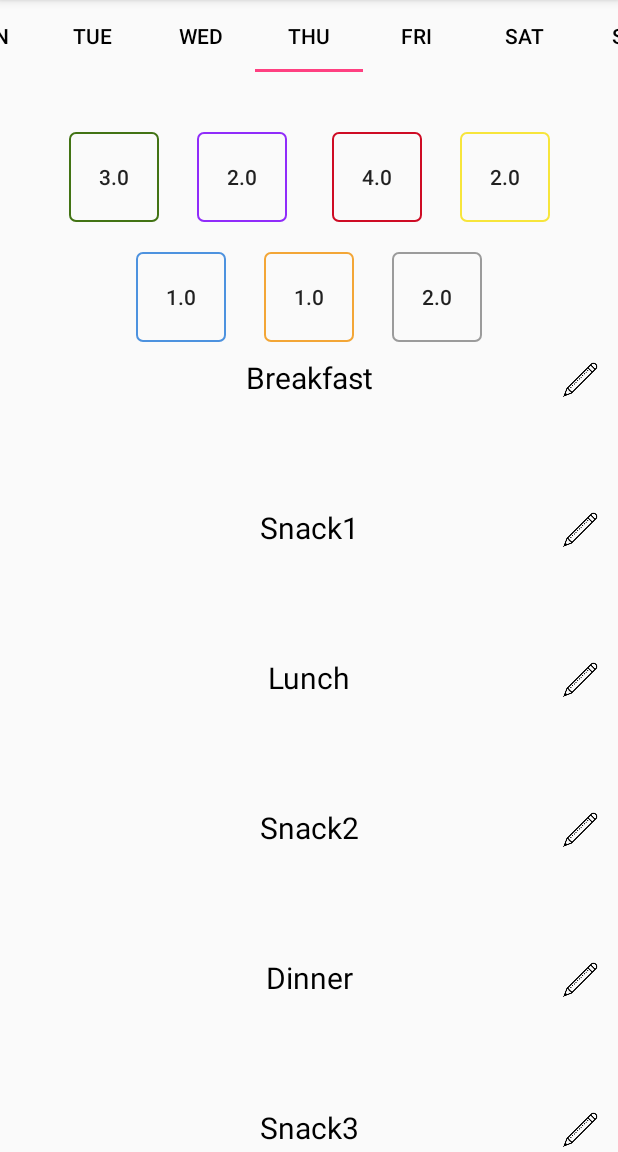
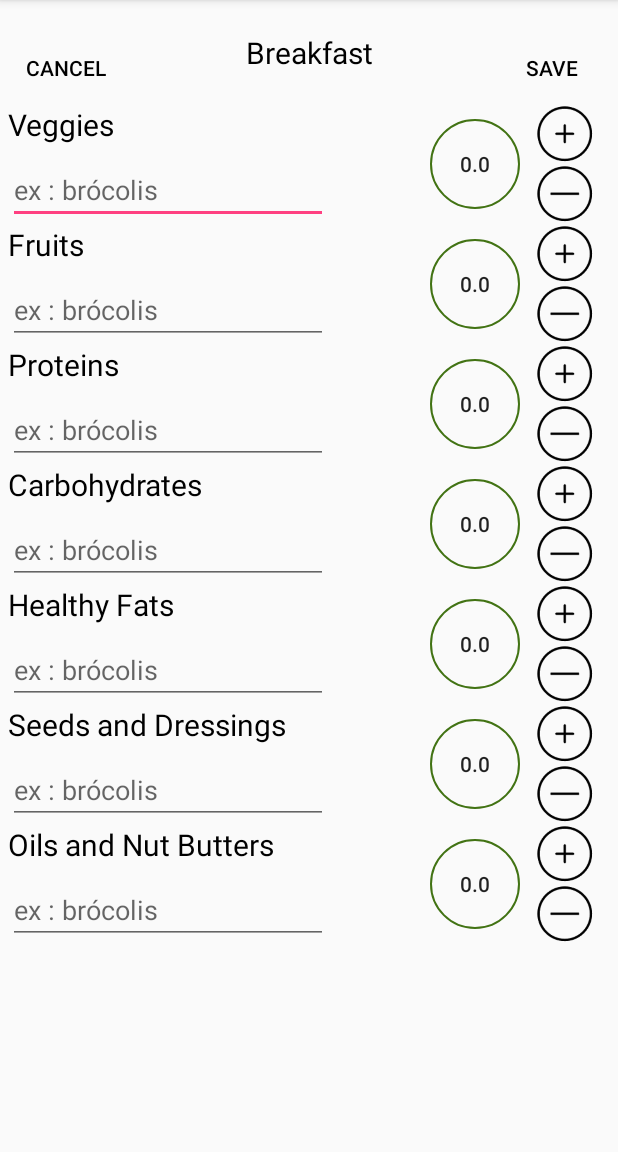
Before and after one commit to Gesuato/ProjectMealPrepAndroid, an Android app: the screen it shows after launch (MainActivity before the commit, DetailMealPortionActivity after it), after a tap on an icon or button, on a phone screen of 412 x 824 dp, the part 84-1236 px from its top. Run offline under Robolectric (Android 15) with nearby library versions, the light colour scheme and no system bars.

Commit message:
CreatingFunctionsSetValuesInListPortions

```diff
--- a/app/src/main/java/com/cryptog/projectmealprepandroid/data/model/DailyMealPlan.kt
+++ b/app/src/main/java/com/cryptog/projectmealprepandroid/data/model/DailyMealPlan.kt
@@ -32,6 +32,7 @@
 
         for (index in 0..5) {
             val meal = Meal()
+            meal.id = index
             meal.nameId = titlesOfMeals[index]
             meals!!.add(meal)
         }
--- a/app/src/main/java/com/cryptog/projectmealprepandroid/data/model/Meal.kt
+++ b/app/src/main/java/com/cryptog/projectmealprepandroid/data/model/Meal.kt
@@ -3,7 +3,8 @@ package com.cryptog.projectmealprepandroid.data.model
 import com.cryptog.projectmealprepandroid.R
 import java.io.Serializable
 
-class Meal() : Serializable{
+class Meal : Serializable{
+    var id: Int = 0
     var nameId: Int = 0
     var nutriments = ArrayList<Nutriment>()
 
--- a/app/src/main/java/com/cryptog/projectmealprepandroid/ui/DayFragment.kt
+++ b/app/src/main/java/com/cryptog/projectmealprepandroid/ui/DayFragment.kt
@@ -1,6 +1,8 @@
 package com.cryptog.projectmealprepandroid.ui
 
 
+import android.app.Activity
+import android.content.Intent
 import android.os.Bundle
 import android.support.v4.app.Fragment
 import android.support.v7.widget.LinearLayoutManager
@@ -30,6 +32,8 @@ class DayFragment : Fragment() {
 
     companion object {
         private const val ARG_CAUGHT = "DayFragment"
+        val REQUEST_INSERT = 0
+        val EXTRA_MEAL = "CURRENT_MEAL"
 
         fun newInstance(dailyMealPlan: DailyMealPlan): DayFragment {
             val args = Bundle()
@@ -54,15 +58,15 @@ class DayFragment : Fragment() {
         recyclerView.layoutManager = layoutManager
         mealListAdapter.update(currentDailyMealPlan)
         recyclerView.adapter = mealListAdapter
+
         dailyPortionView.setValuesInPortionList(currentDailyMealPlan)
-
-        mealListAdapter.setOnCustomItemClickListener(object : CustomOnClickListener{
+        mealListAdapter.setOnCustomItemClickListener(object : CustomOnClickListener {
             override fun onCustomItemClickListener(meal: Meal) {
-                val bundle : Bundle
-
+                val intent = Intent(context, DetailMealPortionActivity::class.java)
+                intent.putExtra(EXTRA_MEAL, meal)
+                startActivityForResult(intent, REQUEST_INSERT)
             }
         })
-
         return rootView
     }
 
@@ -72,4 +76,19 @@ class DayFragment : Fragment() {
         mealListAdapter.update(currentDailyMealPlan)
         dailyPortionView.setValuesInPortionList(currentDailyMealPlan)
     }
+
+    override fun onActivityResult(requestCode: Int, resultCode: Int, data: Intent?) {
+        super.onActivityResult(requestCode, resultCode, data)
+
+        if (requestCode == REQUEST_INSERT && resultCode == Activity.RESULT_OK) {
+            val meal = data?.getSerializableExtra(EXTRA_MEAL) as Meal
+            val index = meal.id
+            Log.d("Index",index.toString())
+            if (meal != null) {
+                currentDailyMealPlan.meals[index] = meal
+                mealListAdapter.updateItemChanged(currentDailyMealPlan,index)
+//                recyclerView.adapter = mealListAdapter
+            }
+        }
+    }
 }
--- a/app/src/main/java/com/cryptog/projectmealprepandroid/ui/DetailMealPortionActivity.kt
+++ b/app/src/main/java/com/cryptog/projectmealprepandroid/ui/DetailMealPortionActivity.kt
@@ -1,27 +1,42 @@
 package com.cryptog.projectmealprepandroid.ui
 
+import android.app.Activity
+import android.content.Intent
 import android.os.Bundle
 import android.support.v7.app.AppCompatActivity
 import android.support.v7.widget.LinearLayoutManager
-import android.view.View
+import android.util.Log
 import com.cryptog.projectmealprepandroid.R
+import com.cryptog.projectmealprepandroid.data.model.Meal
 import com.cryptog.projectmealprepandroid.ui.adapters.MealDetailAdapter
 import kotlinx.android.synthetic.main.activity_detail_meal_portion.*
 
 class DetailMealPortionActivity : AppCompatActivity() {
 
+    private lateinit var currentMeal: Meal
+    private var metalDetailAdapter = MealDetailAdapter()
+
     override fun onCreate(savedInstanceState: Bundle?) {
         super.onCreate(savedInstanceState)
         setContentView(R.layout.activity_detail_meal_portion)
 
+        currentMeal = intent.getSerializableExtra(DayFragment.EXTRA_MEAL) as Meal
+        Log.d("MealDetail", resources.getText(currentMeal.nameId).toString())
+
         val layoutManager = LinearLayoutManager(this)
         recycleViewDetailId.layoutManager = layoutManager
-        recycleViewDetailId.adapter = MealDetailAdapter()
+        metalDetailAdapter.update(currentMeal)
+        recycleViewDetailId.adapter = metalDetailAdapter
 
-        btnCancel.setOnClickListener(object : View.OnClickListener {
-            override fun onClick(p0: View?) {
-                finish()
-            }
-        })
+
+        btnCancel.setOnClickListener {
+            finish()
+        }
+        btnSave.setOnClickListener {
+            val intent = Intent()
+            intent.putExtra(DayFragment.EXTRA_MEAL, currentMeal)
+            setResult(Activity.RESULT_OK,intent)
+            finish()
+        }
     }
 }
--- a/app/src/main/java/com/cryptog/projectmealprepandroid/ui/MealPortionView.kt
+++ b/app/src/main/java/com/cryptog/projectmealprepandroid/ui/MealPortionView.kt
@@ -2,14 +2,29 @@ package com.cryptog.projectmealprepandroid.ui
 
 import android.content.Context
 import android.util.AttributeSet
+import android.util.Log
 import android.view.View
+import android.widget.Button
 import android.widget.LinearLayout
 import com.cryptog.projectmealprepandroid.R
+import com.cryptog.projectmealprepandroid.data.model.Meal
 
 class MealPortionView(context: Context, attributeSet: AttributeSet) :
     LinearLayout(context, attributeSet) {
 
+    private var btnVege: Button
+
     init {
-        View.inflate(context, R.layout.meal_portion_view,this)
+        View.inflate(context, R.layout.meal_portion_view, this)
+        btnVege = findViewById(R.id.nutrimentVegetable)
+    }
+
+    fun setValue(meal: Meal) {
+        btnVege.visibility = View.GONE
+        if (meal.nutriments[0].quantity > 0) {
+            btnVege.visibility = View.VISIBLE
+            btnVege.text = meal.nutriments[0].quantity.toString()
+            Log.d("Teste","teste")
+        }
     }
 }
--- a/app/src/main/java/com/cryptog/projectmealprepandroid/ui/adapters/MealDetailAdapter.kt
+++ b/app/src/main/java/com/cryptog/projectmealprepandroid/ui/adapters/MealDetailAdapter.kt
@@ -1,17 +1,30 @@
 package com.cryptog.projectmealprepandroid.ui.adapters
 
+import android.content.res.Resources
 import android.support.v7.widget.RecyclerView
 import android.view.LayoutInflater
 import android.view.View
 import android.view.ViewGroup
+import android.widget.Button
+import android.widget.TextView
 import com.cryptog.projectmealprepandroid.R
+import com.cryptog.projectmealprepandroid.data.model.Meal
 
 class MealDetailAdapter : RecyclerView.Adapter<MealDetailAdapter.MealDetailHolder>() {
 
+    private lateinit var currentMeal: Meal
+    private lateinit var resources : Resources
+
+    fun update(currentMeal: Meal){
+        this.currentMeal = currentMeal
+        notifyDataSetChanged()
+    }
     override fun onCreateViewHolder(viewGroup: ViewGroup, p1: Int): MealDetailHolder {
         val layoutInflater = LayoutInflater.from(viewGroup.context)
         val itemView = layoutInflater.inflate(R.layout.meal_detail_view_holder, viewGroup, false)
         val viewGroup = MealDetailHolder(itemView)
+
+        resources = layoutInflater.context.resources
 
         return viewGroup
     }
@@ -20,12 +33,35 @@ class MealDetailAdapter : RecyclerView.Adapter<MealDetailAdapter.MealDetailHolde
         return 7
     }
 
-    override fun onBindViewHolder(p0: MealDetailHolder, p1: Int) {
-        TODO("not implemented") //To change body of created functions use File | Settings | File Templates.
+    override fun onBindViewHolder(holder: MealDetailHolder, position: Int) {
+
+        var currentQuantity = currentMeal.nutriments[position].quantity
+        holder.textViewNutrimentName.text = resources.getText(currentMeal.nutriments[position].nameId)
+        holder.btnQuantityNutriment.text = currentMeal.nutriments[position].quantity.toString()
+
+        holder.btnPlus.setOnClickListener {
+            currentQuantity += 0.5f
+            currentMeal.nutriments[position].quantity = currentQuantity
+            holder.btnQuantityNutriment.text = setQuantity(position)
+        }
+
+        holder.btnLess.setOnClickListener{
+            if(currentQuantity > 0){
+                currentQuantity -= 0.5f
+                currentMeal.nutriments[position].quantity = currentQuantity
+                holder.btnQuantityNutriment.text = setQuantity(position)
+            }
+        }
     }
 
+    class MealDetailHolder(itemView: View) : RecyclerView.ViewHolder(itemView) {
+        val btnPlus = itemView.findViewById<Button>(R.id.btnPlus)!!
+        val btnLess = itemView.findViewById<Button>(R.id.btnLess)!!
+        val btnQuantityNutriment = itemView.findViewById<Button>(R.id.btnNutriment)!!
+        val textViewNutrimentName = itemView.findViewById<TextView>(R.id.textViewNutriment)!!
+    }
 
-    class MealDetailHolder(itemView: View) : RecyclerView.ViewHolder(itemView) {
-
+    private fun setQuantity(position: Int) : String{
+        return currentMeal.nutriments[position].quantity.toString()
     }
 }
--- a/app/src/main/java/com/cryptog/projectmealprepandroid/ui/adapters/MealListAdapter.kt
+++ b/app/src/main/java/com/cryptog/projectmealprepandroid/ui/adapters/MealListAdapter.kt
@@ -17,20 +17,25 @@ class MealListAdapter : RecyclerView.Adapter<MealListAdapter.MealViewHolder>() {
     private var currentDay = DailyMealPlan()
     private lateinit var resources: Resources
     private lateinit var onCustomClickListener: CustomOnClickListener
+    private lateinit var mealPortionView: MealPortionView
 
     fun update(currentDailyMealPlan: DailyMealPlan) {
         this.currentDay = currentDailyMealPlan
         notifyDataSetChanged()
     }
 
+    fun updateItemChanged(currentDailyMealPlan: DailyMealPlan, index: Int) {
+        this.currentDay = currentDailyMealPlan
+        notifyItemChanged(index)
+    }
+
     override fun onCreateViewHolder(viewGroup: ViewGroup, p1: Int): MealViewHolder {
         val layoutInflater = LayoutInflater.from(viewGroup.context)
         val itemView = layoutInflater.inflate(R.layout.meal_view_holder, viewGroup, false)
-        val mealPortionView = itemView.findViewById<MealPortionView>(R.id.mealPortionViewId)
+        mealPortionView = itemView.findViewById(R.id.mealPortionViewId)
         val viewHolder = MealViewHolder(itemView)
 
         resources = layoutInflater.context.resources
-
         return viewHolder
     }
 
@@ -44,16 +49,18 @@ class MealListAdapter : RecyclerView.Adapter<MealListAdapter.MealViewHolder>() {
 
     override fun onBindViewHolder(holder: MealViewHolder, p1: Int) {
         holder.titleMeal.text = resources.getText(currentDay.meals[p1].nameId)
-        holder.imageButtonEdit.setOnClickListener{
+        holder.imageButtonEdit.setOnClickListener {
             onCustomClickListener.onCustomItemClickListener(currentDay.meals[holder.adapterPosition])
         }
+        mealPortionView.setValue(currentDay.meals[holder.adapterPosition])
     }
+
     fun setOnCustomItemClickListener(onItemClickListener: CustomOnClickListener) {
         onCustomClickListener = onItemClickListener
     }
 
     class MealViewHolder(itemView: View) : RecyclerView.ViewHolder(itemView) {
         val titleMeal = itemView.findViewById<TextView>(R.id.titleMealId)!!
-        val imageButtonEdit = itemView.findViewById<ImageButton>(R.id.imageButtonEdit)
+        val imageButtonEdit = itemView.findViewById<ImageButton>(R.id.imageButtonEdit)!!
     }
 }
--- a/app/src/main/res/layout/activity_main.xml
+++ b/app/src/main/res/layout/activity_main.xml
@@ -14,6 +14,7 @@
         android:layout_height="wrap_content"
         app:tabGravity="center"
         app:tabTextColor="#000"
+        app:tabIndicatorColor="#000"
         app:tabMode="scrollable"
 
         >
--- a/app/src/main/res/layout/meal_portion_view.xml
+++ b/app/src/main/res/layout/meal_portion_view.xml
@@ -11,7 +11,7 @@
         android:layout_gravity="bottom"
         android:layout_marginLeft="5dp"
         android:background="@drawable/background_circle_btn_vegetable"
-        android:visibility="gone"
+
         />
 
     <Button
--- a/app/src/main/res/layout/meal_view_holder.xml
+++ b/app/src/main/res/layout/meal_view_holder.xml
@@ -31,7 +31,7 @@
             android:textColor="#000"
             android:textSize="20sp"
             app:layout_constraintLeft_toLeftOf="parent"
-            app:layout_constraintRight_toRightOf="parent"
+
             app:layout_constraintTop_toTopOf="parent" />
 
     </android.support.constraint.ConstraintLayout>
```
